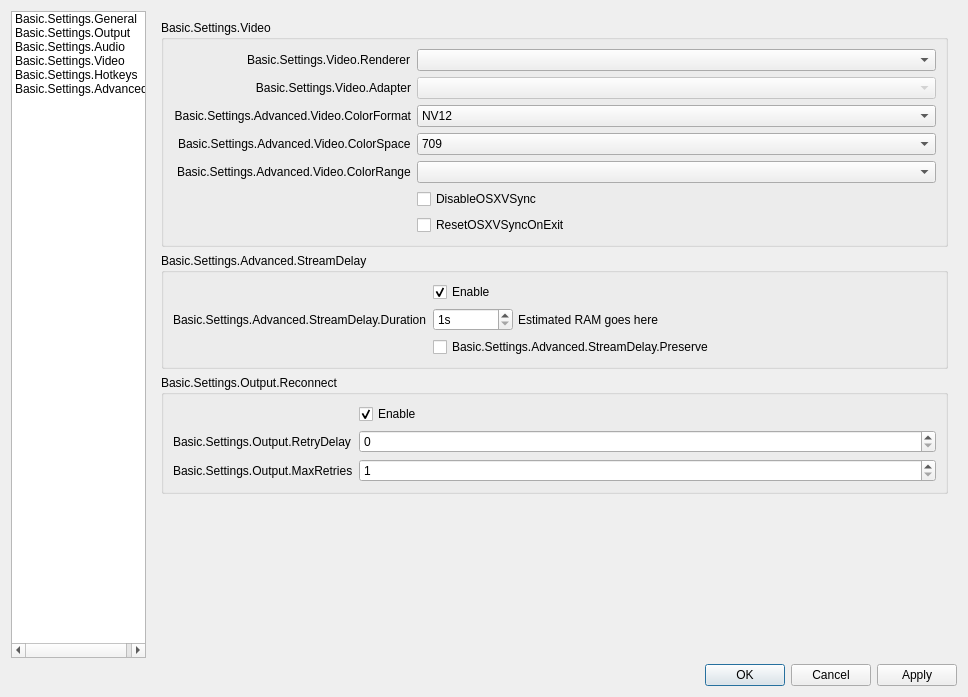
Old version of the form obs/forms/OBSBasicSettings.ui in the repository mixer/tachyon.
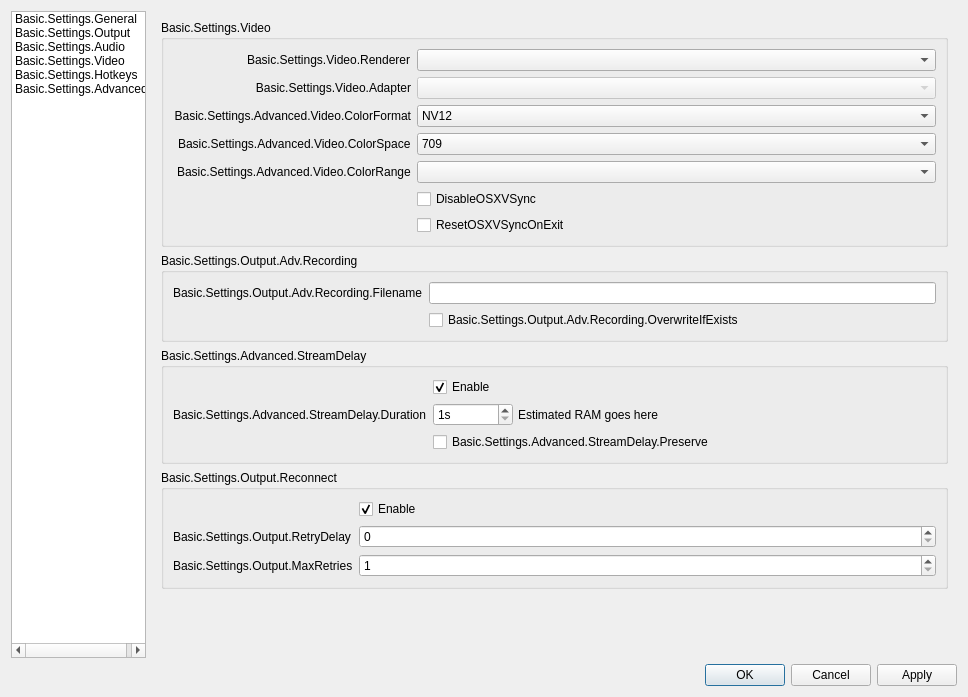
New version of the form. The open tabs and pages were chosen to show the change. Icons and pictures are not drawn.

Patch:
```diff
--- a/obs/forms/OBSBasicSettings.ui
+++ b/obs/forms/OBSBasicSettings.ui
@@ -1885,6 +1885,32 @@
                   </layout>
                  </widget>
                 </item>
+                <item>
+                 <widget class="QGroupBox" name="groupBox_6">
+                  <property name="title">
+                   <string>Basic.Settings.Output.Adv.Recording</string>
+                  </property>
+                  <layout class="QFormLayout" name="formLayout_17">
+                   <item row="0" column="0">
+                    <widget class="QLabel" name="label_7">
+                     <property name="text">
+                      <string>Basic.Settings.Output.Adv.Recording.Filename</string>
+                     </property>
+                    </widget>
+                   </item>
+                   <item row="0" column="1">
+                    <widget class="QLineEdit" name="filenameFormatting"/>
+                   </item>
+                   <item row="1" column="1">
+                    <widget class="QCheckBox" name="overwriteIfExists">
+                     <property name="text">
+                      <string>Basic.Settings.Output.Adv.Recording.OverwriteIfExists</string>
+                     </property>
+                    </widget>
+                   </item>
+                  </layout>
+                 </widget>
+                </item>
                 <item>
                  <widget class="QGroupBox" name="groupBox_5">
                   <property name="title">
```
